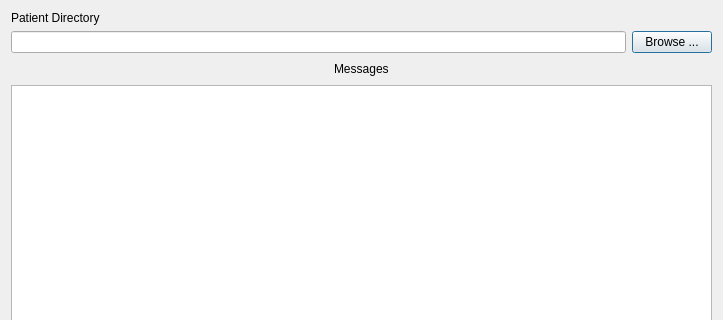
Qt form SSLClientDev/src/sslclient.ui (ViewMind/VMAPP) before a commit; both pictures show x 0 to 723 and y 0 to 320 of the 723 by 598 pixel window.
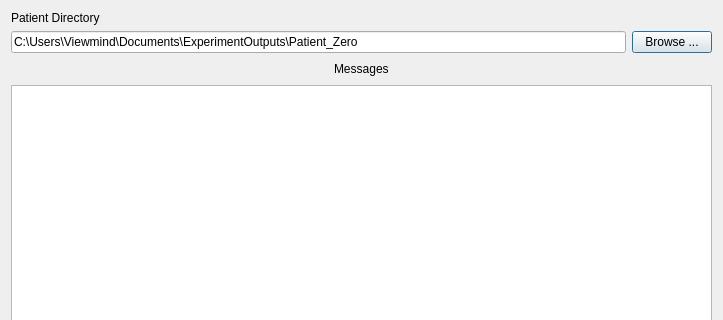
The same form after that commit.

Diff of the .ui file:
```diff
--- a/SSLClientDev/src/sslclient.ui
+++ b/SSLClientDev/src/sslclient.ui
@@ -25,6 +25,9 @@
     <layout class="QHBoxLayout" name="horizontalLayout">
      <item>
       <widget class="QLineEdit" name="lePatientDirectory">
+       <property name="text">
+        <string>C:\Users\Viewmind\Documents\ExperimentOutputs\Patient_Zero</string>
+       </property>
        <property name="readOnly">
         <bool>true</bool>
        </property>
```
